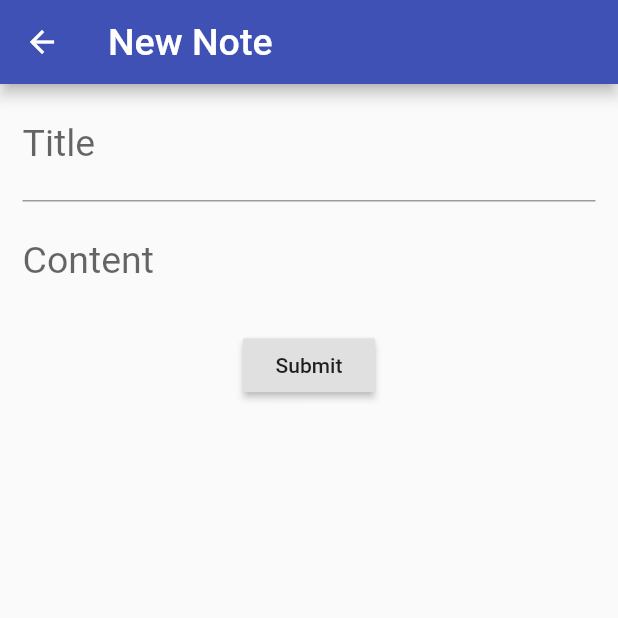
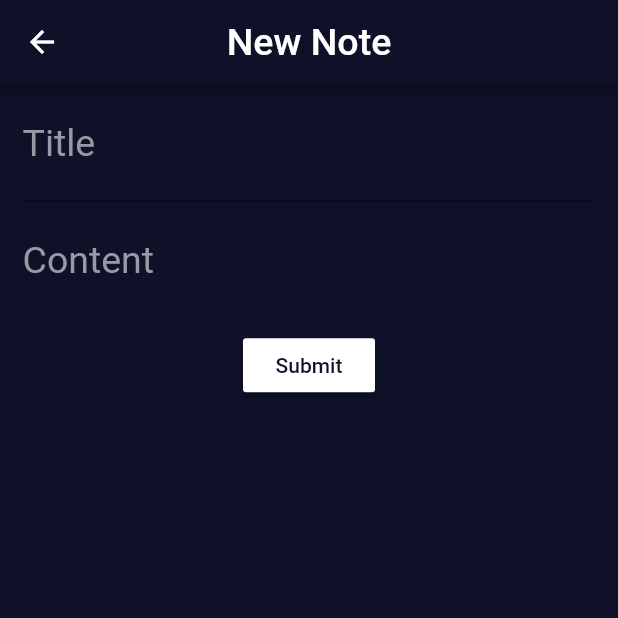
Before and after one commit to alochaus/Biji, a Flutter app: the CreateNote screen opened directly, on a phone screen of 412 x 824 dp, the top half of it. Run offline on Flutter 3.47's test engine with Material 2 defaults, Android fonts, the phone set to English and light mode, and no system bars.

Commit message:
added dark theme

```diff
--- a/lib/components/BijiAppBar.dart
+++ b/lib/components/BijiAppBar.dart
@@ -18,6 +18,7 @@ class BijiAppBar extends StatelessWidget with PreferredSizeWidget {
         style: TextStyle(fontSize: 25.0),
         textAlign: TextAlign.center,
       ),
+      centerTitle: true,
       actions: (context != null)
           ? <Widget>[
               displayOptionsButton(),
--- a/lib/components/InputField.dart
+++ b/lib/components/InputField.dart
@@ -33,7 +33,10 @@ class InputField extends StatelessWidget {
       ),
       child: TextField(
         controller: controller,
-        style: TextStyle(fontSize: 25.0),
+        style: TextStyle(
+          fontSize: 25.0,
+          color: Colors.white,
+        ),
         decoration: InputDecoration(
           icon: icon != null ? Icon(icon) : null,
           labelText: label ?? null,
--- a/lib/components/NoteContainer.dart
+++ b/lib/components/NoteContainer.dart
@@ -20,8 +20,8 @@ class NoteContainer extends StatelessWidget {
           note.getTitle(),
           textAlign: TextAlign.center,
           style: TextStyle(
-            fontWeight: FontWeight.bold,
-            fontSize: 25.0,
+            color: Colors.white,
+            fontSize: 22.0,
           ),
         ),
       ),
--- a/lib/screens/CreateNote.dart
+++ b/lib/screens/CreateNote.dart
@@ -40,7 +40,10 @@ class CreateNote extends StatelessWidget {
               Navigator.pop(context);
             }
           },
-          child: Text('Submit'),
+          child: Text(
+            'Submit',
+            style: TextStyle(color: Theme.of(context).canvasColor),
+          ),
         ),
       );
 
--- a/lib/theme/Theme.dart
+++ b/lib/theme/Theme.dart
@@ -1,6 +1,56 @@
 import 'package:flutter/material.dart';
 
+const int TD_D_LightBlue = 0xFF6753ff;
+const int TD_D_Blue = 0xFF3425a5;
+const int TD_D_DarkBlue = 0xFF0E1128;
+const int TD_D_DarkYellow = 0xFFe3961b;
+const int TD_D_Yellow = 0xFFFFC940;
+const int TD_D_Grey = 0xFF949BA3;
+
 ThemeData theme() => ThemeData(
-  primarySwatch: Colors.indigo,
-  visualDensity: VisualDensity.adaptivePlatformDensity,
-);
+      /*
+       *  LIGHT BLUE
+       */
+      cardTheme: CardTheme(
+        color: Color(TD_D_LightBlue),
+      ),
+      /*
+       *  DARK BLUE
+       */
+      primaryColor: Color(TD_D_DarkBlue),
+      canvasColor: Color(TD_D_DarkBlue),
+      /*
+       *  YELLOW
+       */
+      textSelectionColor: Color(TD_D_Yellow),
+      /*
+       *  DARK YELLOW
+       */
+      floatingActionButtonTheme: FloatingActionButtonThemeData(
+        backgroundColor: Color(TD_D_DarkYellow),
+      ),
+      buttonTheme: ButtonThemeData(
+        buttonColor: Colors.white,
+      ),
+      primarySwatch: Colors.indigo,
+      visualDensity: VisualDensity.adaptivePlatformDensity,
+      /*
+       *  WHITE
+       */
+      inputDecorationTheme: InputDecorationTheme(
+          labelStyle: TextStyle(
+            color: Color(TD_D_Grey),
+          ),
+          hintStyle: TextStyle(
+            color: Colors.white24,
+          )),
+    );
+
+/*
+ *  Light blue: #6753ff
+ *  Blue:       #3425a5
+ *  Dark blue:  #0e1128
+ *  Yellow:     #e3961b
+ *  Yellow:     #ffc940
+ *  Grey:       #949ba3
+ */
```
Also changed, not shown: lib/screens/ListOfNotes.dart (+11 -8 lines).
